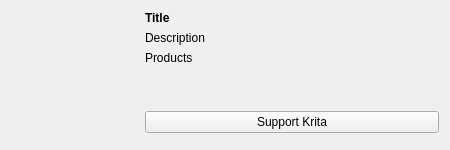
Qt form plugins/extensions/resourcemanager/KisSupporterBundleWidget.ui (DR-KD1997/IKriate) before a commit.
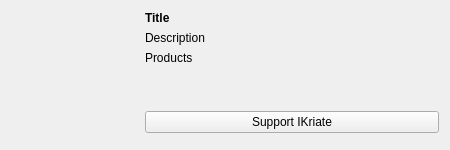
The same form after that commit. The open tabs and pages were chosen to show the change.

What changed in the file:
```diff
--- a/plugins/extensions/resourcemanager/KisSupporterBundleWidget.ui
+++ b/plugins/extensions/resourcemanager/KisSupporterBundleWidget.ui
@@ -170,7 +170,7 @@
          <item>
           <widget class="QPushButton" name="m_btnSupport">
            <property name="text">
-            <string>Support Krita</string>
+            <string>Support IKriate</string>
            </property>
           </widget>
          </item>
```
